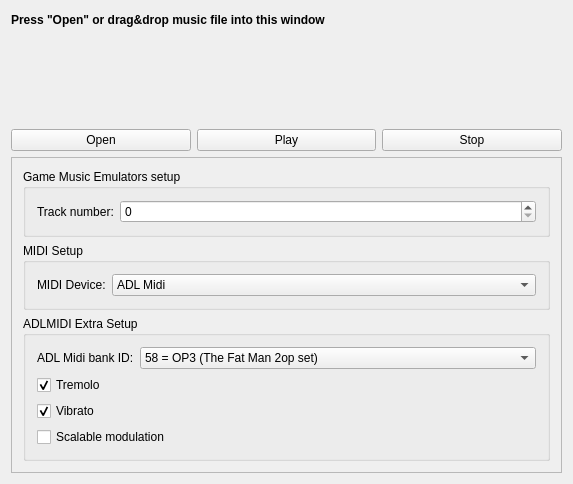
The window that _Misc/SDLMusPlayer/mainwindow.ui (WohlSoft/Moondust-Project) describes before a commit, drawn with Qt 5.
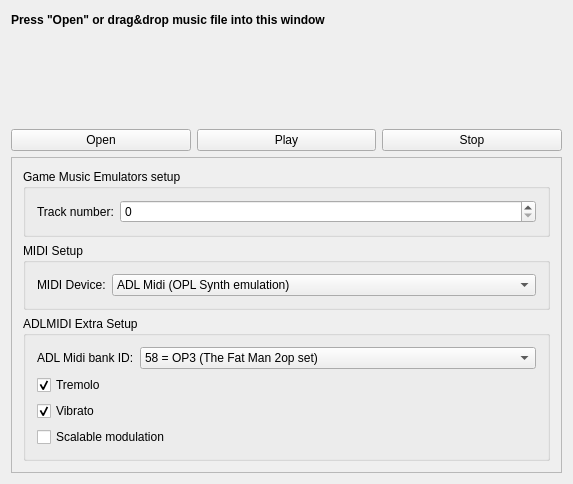
The same window after the commit.

Commit message: Understandable names of the MIDI devices

```diff
--- a/_Misc/SDLMusPlayer/mainwindow.ui
+++ b/_Misc/SDLMusPlayer/mainwindow.ui
@@ -442,7 +442,7 @@
            <widget class="QComboBox" name="mididevice">
             <item>
              <property name="text">
-              <string>ADL Midi</string>
+              <string>ADL Midi (OPL Synth emulation)</string>
              </property>
             </item>
             <item>
```
Left out of the diff: 4 changed lines with no effect on the pictures.
